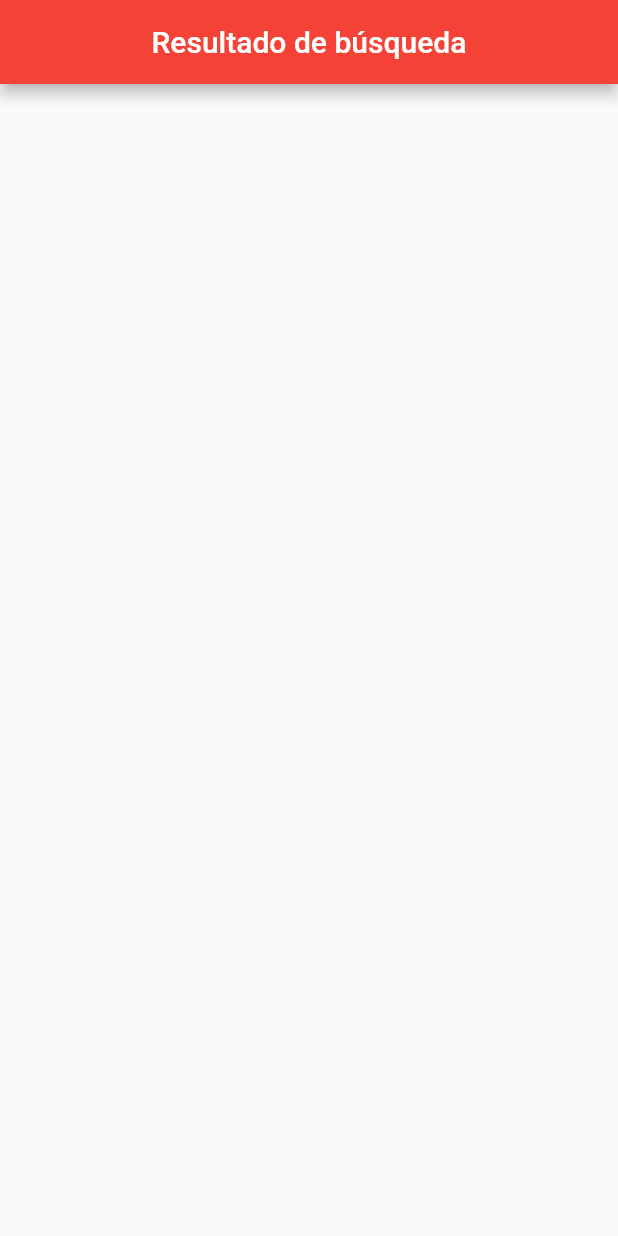
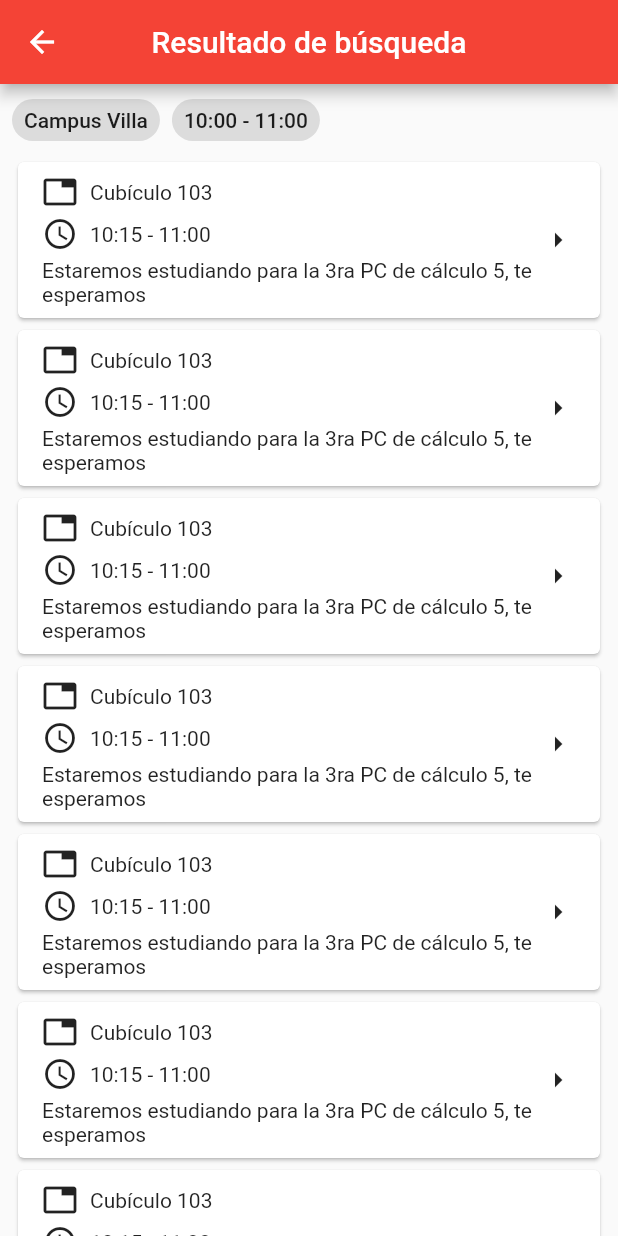
Before and after one commit to willingtonortiz/cubipool2, a Flutter app: the ReservationResultsPage screen opened directly, on a phone screen of 412 x 824 dp. Run offline on Flutter 3.47's test engine with Material 2 defaults, Android fonts, the phone set to English and light mode, and no system bars; our stand-ins replace flutter_conditional_rendering, flutter_hooks, flutter_riverpod, hive, hooks_riverpod, qr_flutter and 1 more; missing offline and left inert: qr_code_scanner; accounts and stored records are empty; project files that could hold a hidden picture were left out.

```diff
--- a/lib/main.dart
+++ b/lib/main.dart
@@ -6,7 +6,6 @@ import 'package:path_provider/path_provider.dart';
 import 'package:cubipool2/modules/home/pages/home_page.dart';
 import 'package:cubipool2/modules/auth/pages/login_page.dart';
 import 'package:cubipool2/modules/auth/pages/register_page.dart';
-import 'package:cubipool2/modules/examples/pages/dio_example_page.dart';
 import 'package:cubipool2/modules/examples/pages/qr_example_page.dart';
 import 'package:cubipool2/modules/examples/pages/riverpod_example_page.dart';
 
@@ -74,7 +73,6 @@ class MyApp extends StatelessWidget {
         // Examples
         QrExamplePage.PAGE_ROUTE: (context) => QrExamplePage(),
         RiverpodExampleAPage.PAGE_ROUTE: (context) => RiverpodExampleAPage(),
-        DioExamplePage.PAGE_ROUTE: (context) => DioExamplePage(),
       },
     );
   }
--- a/lib/modules/reservation/pages/reservation_results_page.dart
+++ b/lib/modules/reservation/pages/reservation_results_page.dart
@@ -1,3 +1,5 @@
+import 'package:cubipool2/modules/shared/widgets/async_confirmation_dialog.dart';
+import 'package:cubipool2/modules/shared/widgets/notification_dialog.dart';
 import 'package:flutter/material.dart';
 
 class ReservationResultsPage extends StatefulWidget {
@@ -15,8 +17,127 @@ class _ReservationResultsPageState extends State<ReservationResultsPage> {
         title: Text('Resultado de búsqueda'),
       ),
       body: SafeArea(
-        child: Container(),
+        child: Padding(
+          padding: const EdgeInsets.symmetric(horizontal: 8.0),
+          child: Column(
+            crossAxisAlignment: CrossAxisAlignment.start,
+            children: [
+              _buildChips(),
+              Expanded(
+                child: ListView.builder(
+                  itemCount: 20,
+                  itemBuilder: (_, index) => _buildCubicle(index + 1),
+                  // separatorBuilder: (_a, _b) => Divider(),
+                ),
+              ),
+            ],
+          ),
+        ),
       ),
     );
   }
+
+  Widget _buildChips() {
+    final padding = const EdgeInsets.symmetric(
+      vertical: -2.0,
+      horizontal: 4.0,
+    );
+
+    return Wrap(
+      spacing: 8.0,
+      children: [
+        Chip(
+          label: Text('Campus Villa'),
+          labelPadding: padding,
+        ),
+        Chip(
+          label: Text('10:00 - 11:00'),
+          labelPadding: padding,
+        ),
+      ],
+    );
+  }
+
+  Widget _buildCubicle(int index) {
+    return InkWell(
+      onTap: () {
+        print(index);
+        showNotificationDialog();
+        // showConfirmationDialog();
+      },
+      child: Card(
+        // elevation: 0.0,
+        child: Padding(
+          padding: const EdgeInsets.symmetric(horizontal: 16.0, vertical: 8.0),
+          child: Row(
+            children: [
+              Expanded(
+                child: Column(
+                  children: [
+                    Row(
+                      children: [
+                        Icon(Icons.tab_outlined),
+                        const SizedBox(width: 8.0),
+                        Text('Cubículo 103'),
+                      ],
+                    ),
+                    const SizedBox(height: 4.0),
+                    Row(
+                      children: [
+                        Icon(Icons.watch_later_outlined),
+                        const SizedBox(width: 8.0),
+                        Text('10:15 - 11:00'),
+                      ],
+                    ),
+                    const SizedBox(height: 4.0),
+                    Text(
+                      'Estaremos estudiando para la 3ra PC de cálculo 5, te esperamos',
+                      maxLines: 2,
+                      overflow: TextOverflow.ellipsis,
+                    ),
+                  ],
+                ),
+              ),
+              Icon(Icons.arrow_right),
+            ],
+          ),
+        ),
+      ),
+    );
+  }
+
+  void showNotificationDialog() {
+    final alert = NotificationDialog(
+      title: '¿Estas seguro de querer continuar?',
+      // content: 'No hay marcha atrás!!!',
+      onOk: () {
+        print('');
+      },
+    );
+
+    showDialog(
+      context: context,
+      barrierDismissible: false,
+      builder: (context) => alert,
+    );
+  }
+
+  void showConfirmationDialog() {
+    final alert = AsyncConfirmationDialog(
+      title: '¿Estas seguro de querer continuar?',
+      // content: 'No hay marcha atrás!!!',
+      onOk: () async {
+        await Future.delayed(Duration(seconds: 2));
+      },
+      onCancel: () async {
+        await Future.delayed(Duration(seconds: 2));
+      },
+    );
+
+    showDialog(
+      context: context,
+      barrierDismissible: false,
+      builder: (context) => alert,
+    );
+  }
 }
--- a/lib/modules/search/pages/search_page.dart
+++ b/lib/modules/search/pages/search_page.dart
@@ -16,9 +16,7 @@ class _SearchPageState extends State<SearchPage> {
       ),
       body: SafeArea(
         child: Column(
-          children: [
-            Text('Búsqueda'),
-          ],
+          children: [],
         ),
       ),
     );
--- a/pubspec.yaml
+++ b/pubspec.yaml
@@ -33,7 +33,6 @@ dependencies:
   flutter_hooks: ^0.16.0-nullsafety.0
   hooks_riverpod: ^0.13.1+1
   flutter_riverpod: ^0.13.1+1
-  fancy_bottom_navigation: ^0.3.2
   flutter_conditional_rendering: ^2.0.0
 
   # The following adds the Cupertino Icons font to your application.
```
Also changed, not shown: lib/modules/examples/pages/dio_example_page.dart (deleted, +0 -111 lines), lib/modules/home/pages/home_page.dart (+2 -28 lines), lib/modules/reservation/pages/reservation_detail_page.dart (added, +65 -0 lines), lib/modules/shared/widgets/async_confirmation_dialog.dart (added, +92 -0 lines), lib/modules/shared/widgets/notification_dialog.dart (added, +35 -0 lines), pubspec.lock.
